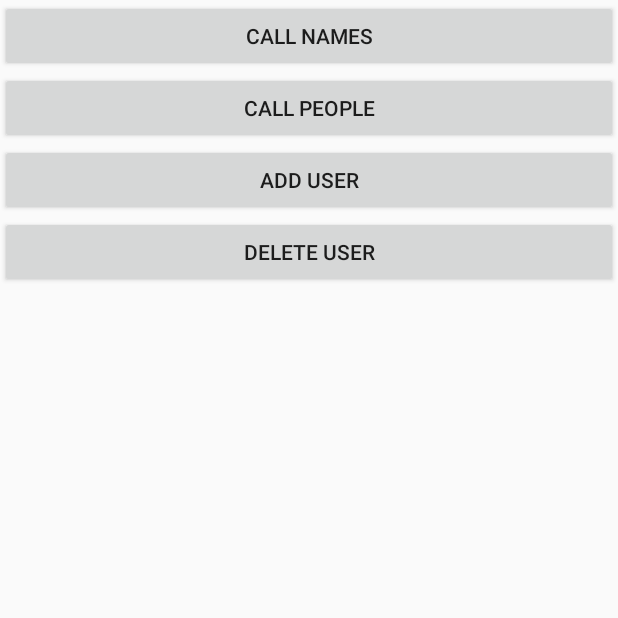
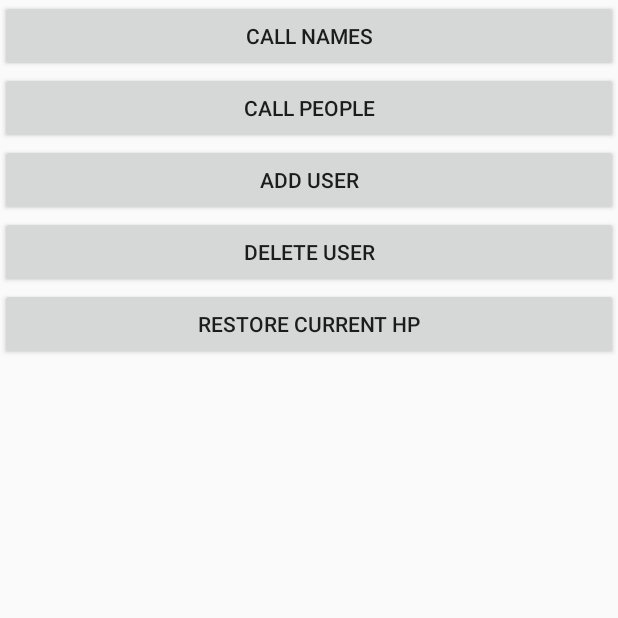
Before and after one commit to Darkonis/Cycond_Life, an Android app: the dev_menu screen opened directly, with no data from a screen before it, on a phone screen of 412 x 824 dp, the top half of it. Run offline under Robolectric (Android 15) with nearby library versions, the phone set to English and light mode, and no system bars; our stand-ins replace Volley; network calls fail.

Commit message:
can now restore health via dev menu

```diff
--- a/Frontend/app/src/main/java/com/example/cycondlife/Character.java
+++ b/Frontend/app/src/main/java/com/example/cycondlife/Character.java
@@ -98,4 +98,5 @@ public class Character {
         return 0;
     }
     public int getResolve() {return resolve;}
+    public void setResolve (int i) {resolve=i;}
 }
--- a/Frontend/app/src/main/java/com/example/cycondlife/MapsActivity.java
+++ b/Frontend/app/src/main/java/com/example/cycondlife/MapsActivity.java
@@ -46,6 +46,7 @@ public class MapsActivity extends FragmentActivity implements OnMapReadyCallback
     private Location lastLocation ;
     private TextView myText = null;
     static Game g;
+    final static Character player = Game.player;
     @Override
     protected void onCreate(Bundle savedInstanceState) {
         super.onCreate(savedInstanceState);
@@ -147,7 +148,7 @@ public class MapsActivity extends FragmentActivity implements OnMapReadyCallback
                         }
                         mMap.moveCamera(CameraUpdateFactory.newLatLng(latLng));
                         mMap.animateCamera(CameraUpdateFactory.zoomTo(15));
-                        mMap.getUiSettings().setZoomControlsEnabled(true);
+                        mMap.getUiSettings().setZoomControlsEnabled(false);
 
 
                     }
@@ -184,7 +185,7 @@ public class MapsActivity extends FragmentActivity implements OnMapReadyCallback
             if(Math.abs(Math.abs(g.monster_map.get(i).get_longitude())-Math.abs(latLng.longitude))<=.001&&Math.abs(Math.abs(g.monster_map.get(i).get_latitude())-Math.abs(latLng.latitude))<=.001)
             {
                 opponent=g.monster_map.get(i);
-                Combat.set_combatants(g.player,opponent,g);
+                Combat.set_combatants(opponent,g);
                 found=true;
                 break;
             }
--- a/Frontend/app/src/main/java/com/example/cycondlife/dev_menu.java
+++ b/Frontend/app/src/main/java/com/example/cycondlife/dev_menu.java
@@ -48,6 +48,8 @@ public class dev_menu extends AppCompatActivity {
     private Button add_user;
     private Button submit2;
     private Button delete;
+    private Button res_hp;
+
     private TextView user;
     private TextView pass;
     private TextView first;
@@ -143,6 +145,12 @@ public class dev_menu extends AppCompatActivity {
                 get_users(mContext);
             }
         });
+        res_hp.setOnClickListener(new View.OnClickListener() {
+            @Override
+            public void onClick(View v) {
+                Game.change_player_hp(100);
+            }
+        });
     }
 
     void hide_entries() {
@@ -181,6 +189,7 @@ public class dev_menu extends AppCompatActivity {
         id= findViewById(R.id.id);
         delete = findViewById(R.id.delete);
         submit_delete = findViewById(R.id.submit_delete);
+        res_hp=findViewById(R.id.res);
     }
     public void get_users(Context c) {
         final RequestQueue requestQueue = Volley.newRequestQueue(c);
--- a/Frontend/app/src/main/res/layout/dev_menu.xml
+++ b/Frontend/app/src/main/res/layout/dev_menu.xml
@@ -110,11 +110,19 @@
         android:layout_height="wrap_content"
         android:ems="10"
         android:inputType="textPersonName"
-        android:text="id" />
+        android:text="id"
+        android:visibility="gone" />
 
     <Button
         android:id="@+id/submit_delete"
         android:layout_width="match_parent"
         android:layout_height="wrap_content"
-        android:text="submit" />
+        android:text="submit"
+        android:visibility="gone" />
+
+    <Button
+        android:id="@+id/res"
+        android:layout_width="match_parent"
+        android:layout_height="wrap_content"
+        android:text="Restore current hp" />
 </LinearLayout>
```
Also changed, not shown: Frontend/app/src/main/java/com/example/cycondlife/Combat.java (+5 -3 lines), Frontend/app/src/main/java/com/example/cycondlife/Game.java (+30 -30 lines).
